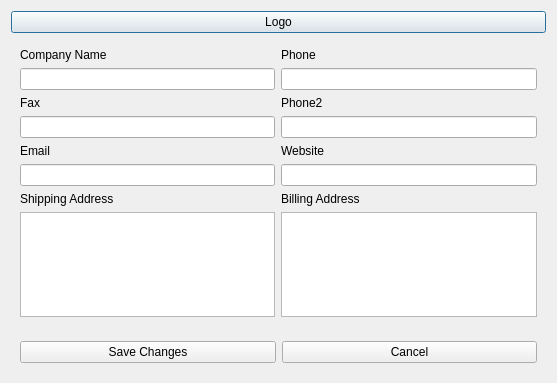
This is src/editcompanyinfo.ui in Arealis/sim as Qt 5 draws it before an edit. The edited form follows.
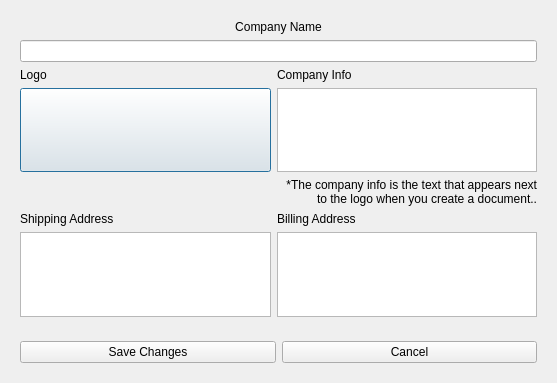
This is the edited form.

What changed in the file:
```diff
--- a/src/editcompanyinfo.ui
+++ b/src/editcompanyinfo.ui
@@ -51,119 +51,104 @@
    <string>Dialog</string>
   </property>
   <layout class="QVBoxLayout" name="verticalLayout">
-   <item>
-    <widget class="QPushButton" name="logoButton">
-     <property name="minimumSize">
-      <size>
-       <width>0</width>
-       <height>0</height>
-      </size>
-     </property>
-     <property name="text">
-      <string>Logo</string>
-     </property>
-     <property name="iconSize">
-      <size>
-       <width>500</width>
-       <height>100</height>
-      </size>
-     </property>
-    </widget>
-   </item>
    <item>
     <widget class="QWidget" name="extraW" native="true">
      <layout class="QGridLayout" name="gridLayout">
-      <item row="6" column="1">
-       <widget class="QLabel" name="billingLabel">
-        <property name="text">
-         <string>Billing Address</string>
-        </property>
-       </widget>
-      </item>
-      <item row="2" column="1">
-       <widget class="QLabel" name="phone2Label">
-        <property name="text">
-         <string>Phone2</string>
-        </property>
-       </widget>
-      </item>
-      <item row="3" column="0">
-       <widget class="QLineEdit" name="fax">
-        <property name="text">
-         <string/>
-        </property>
-       </widget>
-      </item>
-      <item row="3" column="1">
-       <widget class="QLineEdit" name="phone2"/>
-      </item>
-      <item row="2" column="0">
-       <widget class="QLabel" name="faxLabel">
-        <property name="text">
-         <string>Fax</string>
-        </property>
-       </widget>
-      </item>
-      <item row="5" column="1">
-       <widget class="QLineEdit" name="website"/>
-      </item>
-      <item row="1" column="0">
-       <widget class="QLineEdit" name="company">
-        <property name="text">
-         <string/>
-        </property>
-       </widget>
-      </item>
-      <item row="5" column="0">
-       <widget class="QLineEdit" name="email"/>
-      </item>
-      <item row="0" column="1">
-       <widget class="QLabel" name="phoneLabel">
-        <property name="text">
-         <string>Phone</string>
-        </property>
-       </widget>
+      <item row="8" column="1">
+       <widget class="QPlainTextEdit" name="billing"/>
       </item>
       <item row="4" column="0">
        <widget class="QLabel" name="emailLabel">
         <property name="text">
-         <string>Email</string>
+         <string>Logo</string>
         </property>
        </widget>
       </item>
-      <item row="6" column="0">
-       <widget class="QLabel" name="shippingLabel">
-        <property name="text">
-         <string>Shipping Address</string>
-        </property>
-       </widget>
-      </item>
-      <item row="0" column="0">
-       <widget class="QLabel" name="companyLabel">
-        <property name="text">
-         <string>Company Name</string>
-        </property>
-       </widget>
-      </item>
-      <item row="1" column="1">
-       <widget class="QLineEdit" name="phone"/>
-      </item>
-      <item row="4" column="1">
-       <widget class="QLabel" name="websiteLabel">
-        <property name="text">
-         <string>Website</string>
-        </property>
-       </widget>
-      </item>
-      <item row="7" column="0">
+      <item row="8" column="0">
        <widget class="QPlainTextEdit" name="shipping">
         <property name="plainText">
          <string/>
         </property>
        </widget>
       </item>
+      <item row="4" column="1">
+       <widget class="QLabel" name="infoLabel">
+        <property name="text">
+         <string>Company Info</string>
+        </property>
+       </widget>
+      </item>
+      <item row="5" column="0">
+       <widget class="QPushButton" name="logoButton">
+        <property name="sizePolicy">
+         <sizepolicy hsizetype="Preferred" vsizetype="Minimum">
+          <horstretch>0</horstretch>
+          <verstretch>0</verstretch>
+         </sizepolicy>
+        </property>
+        <property name="text">
+         <string/>
+        </property>
+        <property name="iconSize">
+         <size>
+          <width>200</width>
+          <height>100</height>
+         </size>
+        </property>
+       </widget>
+      </item>
+      <item row="1" column="0" colspan="2">
+       <widget class="QLabel" name="nameLabel">
+        <property name="text">
+         <string>Company Name</string>
+        </property>
+        <property name="alignment">
+         <set>Qt::AlignCenter</set>
+        </property>
+       </widget>
+      </item>
+      <item row="3" column="0" colspan="2">
+       <widget class="QLineEdit" name="name">
+        <property name="text">
+         <string/>
+        </property>
+        <property name="alignment">
+         <set>Qt::AlignCenter</set>
+        </property>
+       </widget>
+      </item>
       <item row="7" column="1">
-       <widget class="QPlainTextEdit" name="billing"/>
+       <widget class="QLabel" name="billingLabel">
+        <property name="text">
+         <string>Billing Address</string>
+        </property>
+       </widget>
+      </item>
+      <item row="7" column="0">
+       <widget class="QLabel" name="shippingLabel">
+        <property name="text">
+         <string>Shipping Address</string>
+        </property>
+       </widget>
+      </item>
+      <item row="5" column="1">
+       <widget class="QPlainTextEdit" name="info"/>
+      </item>
+      <item row="6" column="1">
+       <widget class="QLabel" name="infoNote">
+        <property name="text">
+         <string>*The company info is the text that appears next to the logo when you create a document..</string>
+        </property>
+        <property name="scaledContents">
+         <bool>false</bool>
+        </property>
+        <property name="alignment">
+         <set>Qt::AlignRight|Qt::AlignTrailing|Qt::AlignVCenter</set>
+        </property>
+        <property name="wordWrap">
+         <bool>true</bool>
+        </property>
+       </widget>
       </item>
      </layout>
     </widget>
```
Left out of the diff: 9 changed lines with no effect on the pictures.
